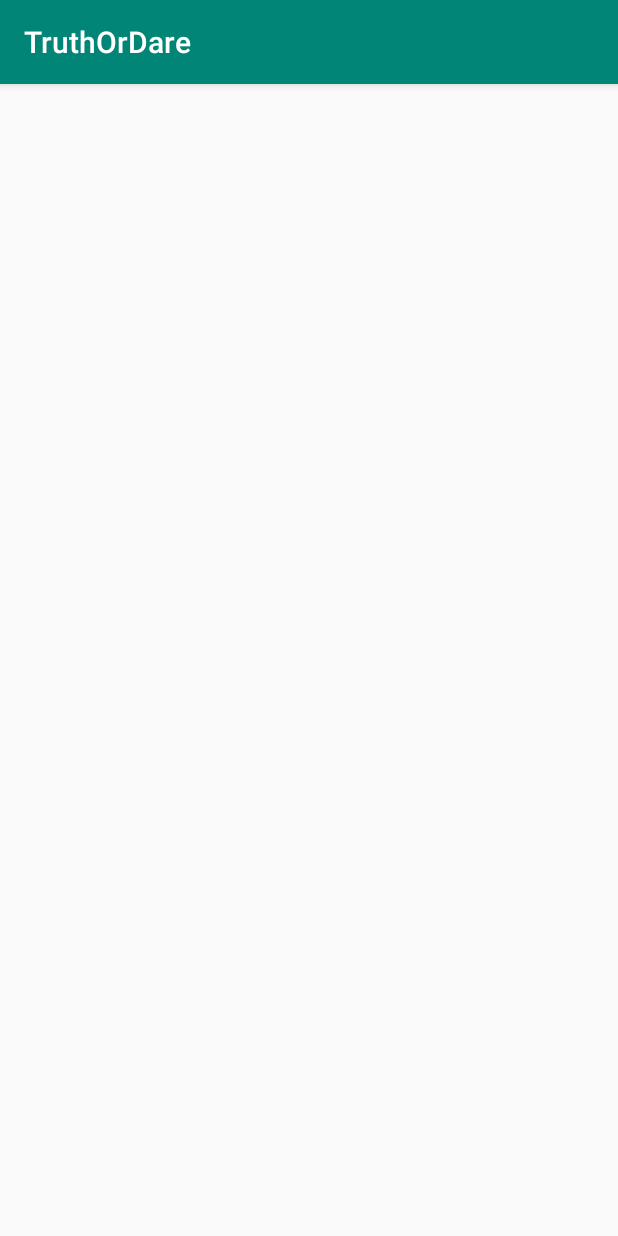
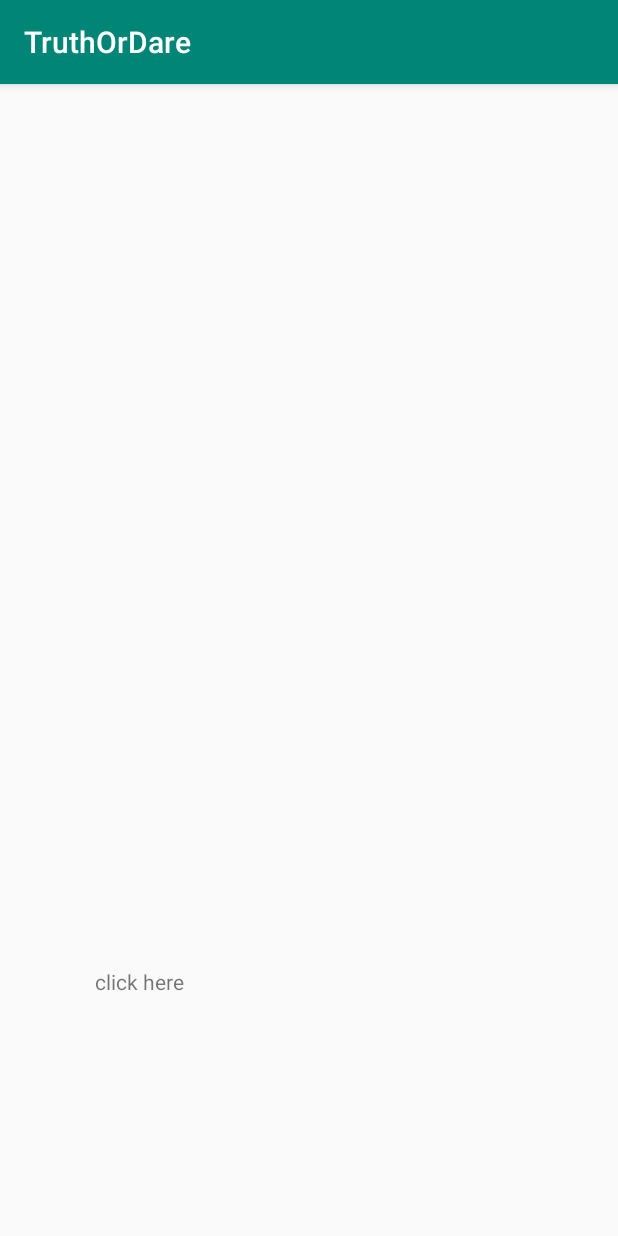
Before and after one commit to tsvan/TruthOrDare, an Android app: the GameSliderActivity screen opened directly, with no data from a screen before it, on a phone screen of 412 x 824 dp. Run offline under Robolectric (Android 15) with nearby library versions, the phone set to English and light mode, and no system bars; 1 statement that could not run was skipped.

Commit message:
questions scene

```diff
--- a/app/src/main/java/tsvan/com/GameSliderActivity.kt
+++ b/app/src/main/java/tsvan/com/GameSliderActivity.kt
@@ -2,6 +2,8 @@ package tsvan.com
 
 import androidx.appcompat.app.AppCompatActivity
 import android.os.Bundle
+import android.widget.EditText
+import android.widget.TextView
 import android.widget.Toast
 import tsvan.com.models.Game
 
@@ -13,5 +15,15 @@ class GameSliderActivity : AppCompatActivity() {
 
         Toast.makeText(applicationContext, "singleton instance " + Game.instance.gamePackage!!.id.toString(), Toast.LENGTH_SHORT).show()
 
+        val questionTextView: TextView = findViewById(R.id.currentQuestion) as TextView
+        questionTextView.text = "click here"
+
+        questionTextView.setOnClickListener {
+
+            questionTextView.text = Game.instance.getNextQuestion()
+
+        }
+
+
     }
 }
--- a/app/src/main/java/tsvan/com/models/Player.kt
+++ b/app/src/main/java/tsvan/com/models/Player.kt
@@ -1,4 +1,4 @@
 package tsvan.com.models
 
-class Player {
+class Player( var name: String) {
 }
--- a/app/src/main/res/layout/activity_game_slider.xml
+++ b/app/src/main/res/layout/activity_game_slider.xml
@@ -6,4 +6,11 @@
     android:layout_height="match_parent"
     tools:context=".GameSliderActivity">
 
+    <TextView
+        android:id="@+id/currentQuestion"
+        android:layout_width="285dp"
+        android:layout_height="179dp"
+        app:layout_constraintBottom_toBottomOf="parent"
+        app:layout_constraintEnd_toEndOf="parent"
+        app:layout_constraintStart_toStartOf="parent" />
 </androidx.constraintlayout.widget.ConstraintLayout>
```
Also changed, not shown: app/src/main/java/tsvan/com/MainActivity.kt (+15 -0 lines), app/src/main/java/tsvan/com/models/Game.kt (+32 -0 lines).
